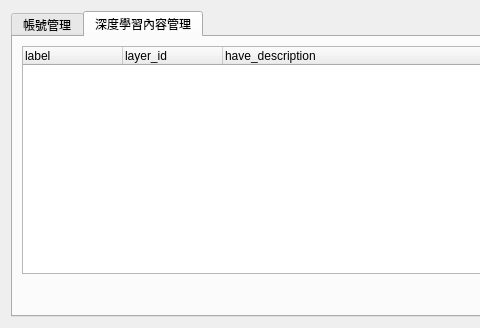
The window that UI_template/system_management.ui (HsuChih-Hsiang/NeuralNetworkUI-PyQt) describes before a commit, drawn with Qt 5; both pictures show x 0 to 480 and y 0 to 328 of the 820 by 328 pixel window.
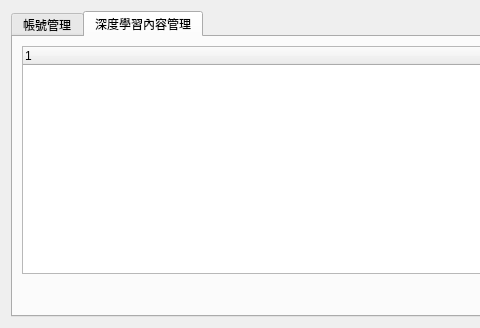
The same window after the commit. The open tabs and pages were chosen to show the change.

Commit message: treeWidget add API

Patch:
```diff
--- a/UI_template/system_management.ui
+++ b/UI_template/system_management.ui
@@ -95,17 +95,7 @@
          </property>
          <column>
           <property name="text">
-           <string>label</string>
-          </property>
-         </column>
-         <column>
-          <property name="text">
-           <string>layer_id</string>
-          </property>
-         </column>
-         <column>
-          <property name="text">
-           <string>have_description</string>
+           <string notr="true">1</string>
           </property>
          </column>
         </widget>
```
The commit also changes 2 other files.
